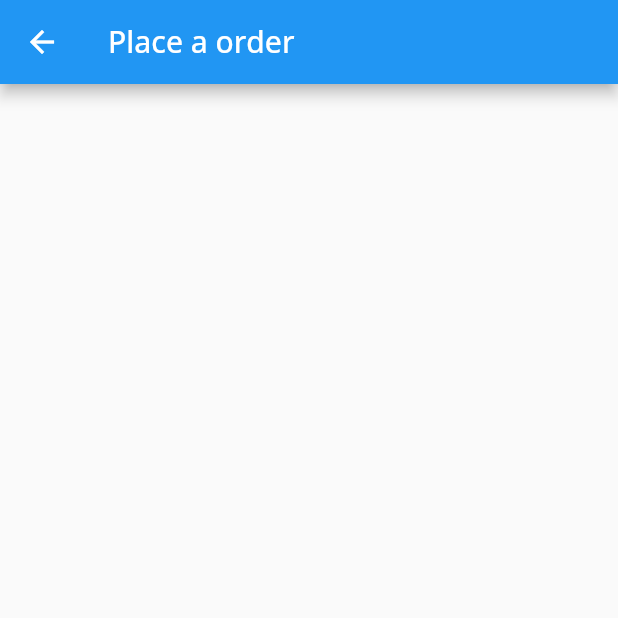
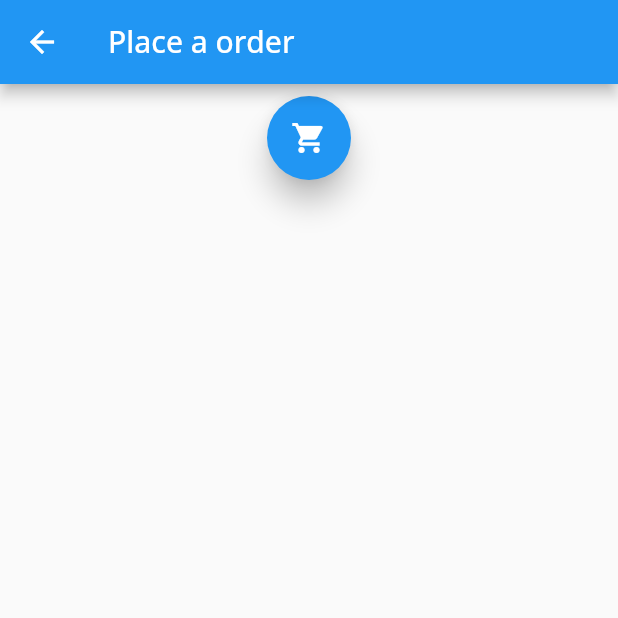
Before and after one commit to umer1999-x/milkoride, a Flutter app: the CustomerScreen screen opened directly, in the side drawer, after a tap on "Place a Order", on a phone screen of 412 x 824 dp, the top half of it. Run offline on Flutter 3.47's test engine with Material 2 defaults, Android fonts, the phone set to English and light mode, and no system bars; our stand-ins replace cloud_firestore, firebase_auth, firebase_core, firebase_storage, get, google_fonts and 2 more; accounts and stored records are empty.

Commit message:
fourth commit

```diff
--- a/lib/screens/customer_screens/cart_screen.dart
+++ b/lib/screens/customer_screens/cart_screen.dart
@@ -14,15 +14,13 @@ class CartScreen extends StatelessWidget {
           title: const Text('Cart Screen'),
           centerTitle: true,
         ),
-        body: ListView(
-          scrollDirection: Axis.vertical,
+        body: SingleChildScrollView(
+          physics: ScrollPhysics(),
           padding: EdgeInsets.all(6),
-          children: [
-            Container(
-              margin: const EdgeInsets.only(top: 8.0),
-              child: Obx(
+          child: Column(children: [
+            Obx(
               () => ListView.builder(
-                  //scrollDirection: Axis.vertical,
+                physics: const NeverScrollableScrollPhysics(),
                 shrinkWrap: true,
                 itemBuilder: (context, index) {
                   CartModel product = cartController.cartList[index];
@@ -43,7 +41,6 @@ class CartScreen extends StatelessWidget {
                   );
                 },
                 itemCount: cartController.cartList.length,
-                ),
               ),
             ),
             const SizedBox(
@@ -81,7 +78,7 @@ class CartScreen extends StatelessWidget {
                       ),
                     ),
             ),
-          ],
+          ]),
         ),
       ),
     );
--- a/lib/screens/customer_screens/customer_home_screen.dart
+++ b/lib/screens/customer_screens/customer_home_screen.dart
@@ -44,7 +44,7 @@ class CustomerScreen extends StatelessWidget {
             }
             if (snapshot.hasError) {
               return const Center(
-                child: Text('No data exist'),
+                child: Text('snapshot has error'),
               );
             }
             try {
@@ -52,8 +52,13 @@ class CustomerScreen extends StatelessWidget {
                 List<dynamic> data = snapshot.data!['orderList'];
                 List<CartModel> orderList =
                     data.map((e) => CartModel.fromMap(e)).toList();
-                return Stack(children: [
+                return SingleChildScrollView(
+                  physics: const ScrollPhysics(),
+                  child: Column(
+                    children: [
                       ListView.builder(
+                          physics: const NeverScrollableScrollPhysics(),
+                          shrinkWrap: true,
                           itemCount: orderList.length,
                           itemBuilder: (context, index) {
                             return Padding(
@@ -63,8 +68,10 @@ class CustomerScreen extends StatelessWidget {
                                 child: ListTile(
                                   contentPadding: const EdgeInsets.all(8),
                                   title: Text(orderList[index].productName),
-                              trailing: Text(
-                                  orderList[index].quantity.value.toString()),
+                                  trailing: Text(orderList[index]
+                                      .quantity
+                                      .value
+                                      .toString()),
                                   leading: Image.network(
                                     orderList[index].productImage.toString(),
                                   ),
@@ -72,11 +79,11 @@ class CustomerScreen extends StatelessWidget {
                               ),
                             );
                           }),
-                  Positioned(
-                    bottom: 0,
-                    right: 0,
-                    width: MediaQuery.of(context).size.width,
-                    child: TextButton(
+                      Padding(
+                        padding: const EdgeInsets.all(8.0),
+                        child: Row(
+                          children: [
+                            TextButton(
                               style: TextButton.styleFrom(
                                 backgroundColor: Colors.blue,
                               ),
@@ -84,13 +91,43 @@ class CustomerScreen extends StatelessWidget {
                               child: Text(
                                 'Total Bill ' +
                                     snapshot.data!['totalBill'].toString() +
-                            ' RS',
+                                    ' PKR',
                                 style: const TextStyle(
-                            fontSize: 20, fontWeight: FontWeight.bold),
+                                    color: Colors.white,
+                                    fontSize: 20,
+                                    fontWeight: FontWeight.bold),
                               ),
                             ),
+                            const SizedBox(
+                              width: 6,
                             ),
-                ]);
+                            Expanded(
+                              child: TextButton(
+                                style: TextButton.styleFrom(
+                                  backgroundColor: Colors.blue,
+                                ),
+                                onPressed: null,
+                                child: snapshot.data!['isDelivered']
+                                    ? const Text(
+                                        'Delivered',
+                                        style: TextStyle(
+                                            color: Colors.white,
+                                            fontSize: 20,
+                                            fontWeight: FontWeight.bold),
+                                      )
+                                    : const Text('Not Delivered',
+                                        style: TextStyle(
+                                            color: Colors.white,
+                                            fontSize: 20,
+                                            fontWeight: FontWeight.bold)),
+                              ),
+                            ),
+                          ],
+                        ),
+                      ),
+                    ],
+                  ),
+                );
               } else {
                 return const Center(
                   child: Text('No Order Exist'),
--- a/lib/screens/customer_screens/customer_order_place_screen.dart
+++ b/lib/screens/customer_screens/customer_order_place_screen.dart
@@ -1,6 +1,8 @@
 import 'package:flutter/material.dart';
+import 'package:milkoride/screens/customer_screens/cart_screen.dart';
 import 'package:milkoride/screens/customer_screens/product_card_widget.dart';
 import 'package:cloud_firestore/cloud_firestore.dart';
+import 'package:get/get.dart';
 
 class CustomerPlaceOrder extends StatefulWidget {
   const CustomerPlaceOrder({Key? key}) : super(key: key);
@@ -28,15 +30,32 @@ class _CustomerPlaceOrderState extends State<CustomerPlaceOrder> {
             }
             return Padding(
               padding: const EdgeInsets.all(8.0),
-              child: ListView.builder(
+              child: SingleChildScrollView(
+                physics: const ScrollPhysics(),
+                child: Column(
+                  children: [
+                    ListView.builder(
+                      shrinkWrap: true,
+                      physics: const NeverScrollableScrollPhysics(),
                       itemBuilder: (context, index) {
                         return Card(
                             color: Colors.blue,
                             margin: const EdgeInsets.all(6),
                             elevation: 5.0,
-                      child: ProductCard(snap: snapshot.data!.docs[index].data()));
+                            child: ProductCard(
+                                snap: snapshot.data!.docs[index].data()));
                       },
                       itemCount: snapshot.data!.docs.length,
+                    ),
+                    FloatingActionButton(
+                      elevation:8.0,
+                      onPressed: () {
+                        Get.to(() => CartScreen());
+                      },
+                      child: const Icon(Icons.shopping_cart),
+                    )
+                  ],
+                ),
               ),
             );
           },
```
Lines whose indentation alone changed are shown as unchanged.
